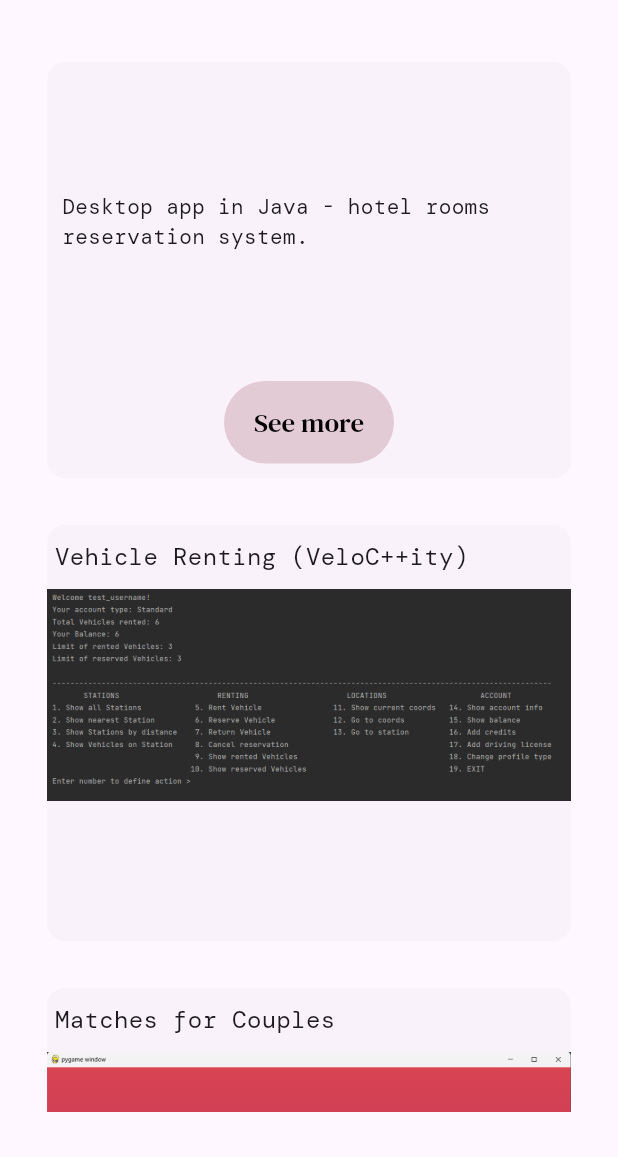
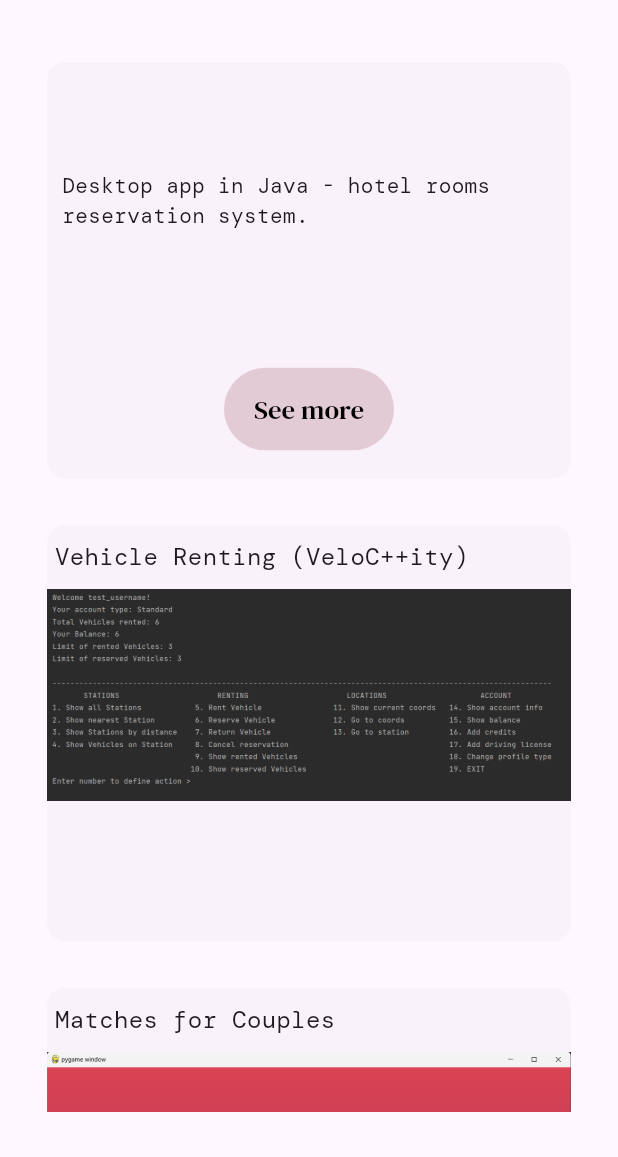
Before and after one commit to angost/Portfolio-Website, a Flutter app: the ProjectsPage screen opened directly, after a tap on "Hotels Application (Sleeping.com)", on a phone screen of 412 x 824 dp, the part 79-1236 px from its top. Run offline on Flutter 3.47's test engine with Material 3 defaults, Android fonts, the phone set to English and light mode, and no system bars; drawn by our look-alikes of auto_size_text, flip_card; our stand-ins replace carousel_slider, dotted_border, flutter_widget_from_html; project files that could hold a hidden picture were left out.

Commit message:
Changed method of fixing card's back text

```diff
--- a/lib/projectCardBack.dart
+++ b/lib/projectCardBack.dart
@@ -17,6 +17,7 @@ class ProjectCardBack extends Card {
               mainAxisAlignment: MainAxisAlignment.center,
               children: <Widget>[
                 Expanded(
+                    flex: 2,
                     child: Padding(
                       padding: const EdgeInsets.only(left: 10, right: 10),
                       child: Center(
@@ -26,8 +27,9 @@ class ProjectCardBack extends Card {
                         ),
                       ),
                     )),
-                Padding(
-                  padding: const EdgeInsets.only(bottom: 10),
+                Expanded(
+                  flex: 1,
+                  child: UnconstrainedBox(
                     child: ElevatedButton(
                       onPressed: () {
                         Navigator.pushReplacement(
@@ -43,7 +45,8 @@ class ProjectCardBack extends Card {
                       style: ElevatedButton.styleFrom(
                           padding: const EdgeInsets.only(
                               top: 15, bottom: 15, left: 20, right: 20),
-                        backgroundColor: const Color.fromRGBO(227, 203, 214, 1),
+                          backgroundColor:
+                              const Color.fromRGBO(227, 203, 214, 1),
                           foregroundColor:
                               const Color.fromRGBO(201, 116, 149, 0.5),
                           textStyle: textButtons,
@@ -54,6 +57,7 @@ class ProjectCardBack extends Card {
                       ),
                     ),
                   ),
+                ),
               ]),
         );
 }
```
Lines whose indentation alone changed are shown as unchanged.
